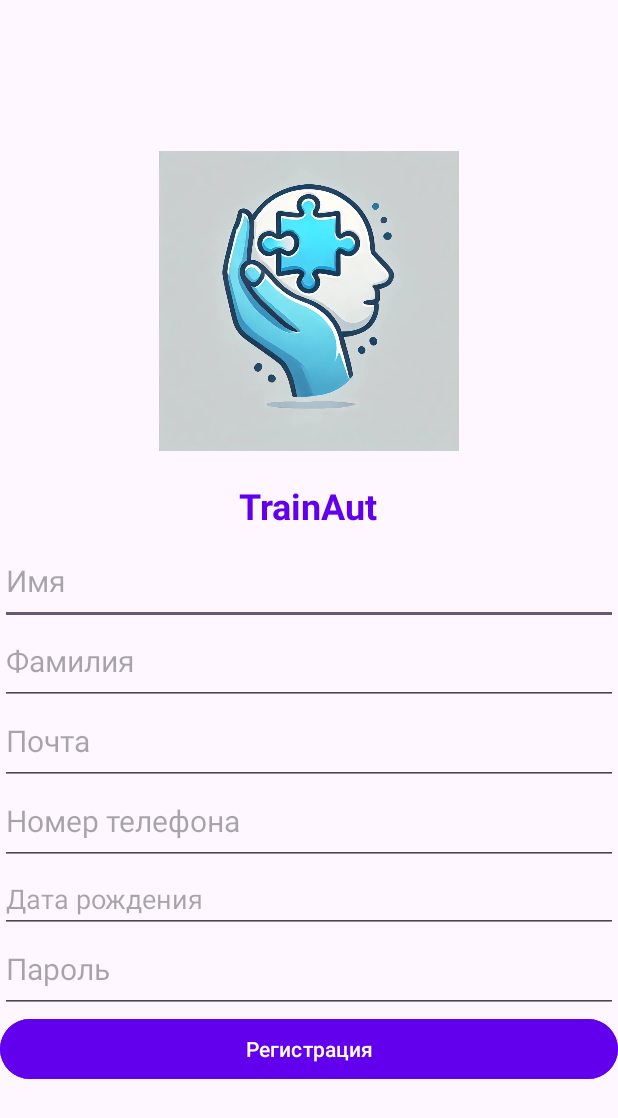
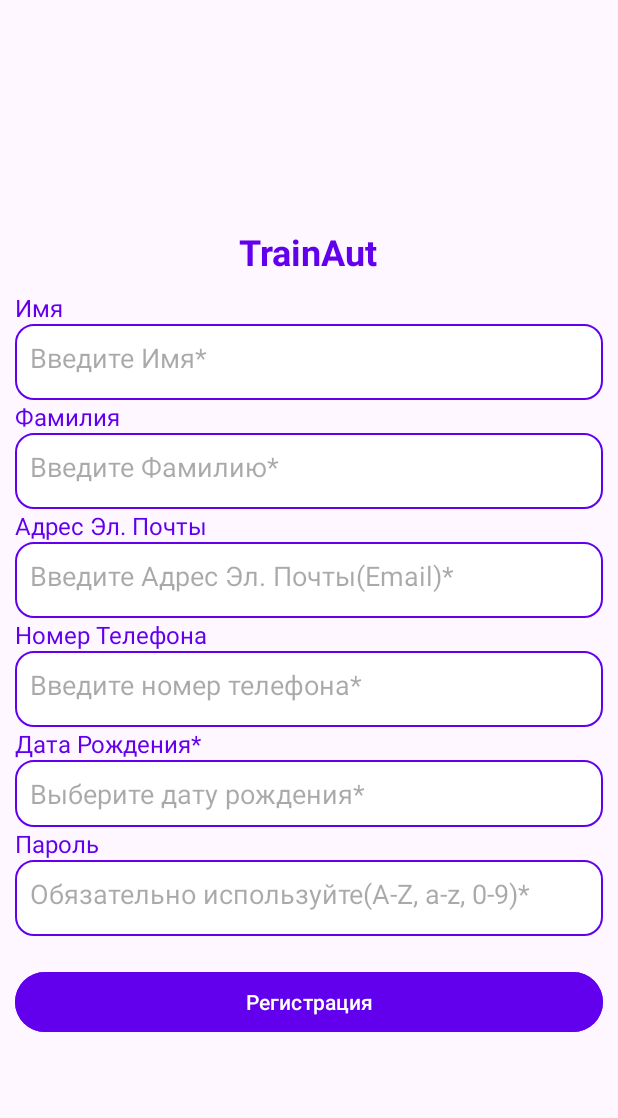
Before and after one commit to DiasGalimzhanov/TrainAut0.1, an Android app: the RegisterActivity screen opened directly, with no data from a screen before it, on a phone screen of 412 x 824 dp. Shown: the top 1118 px of the screen. Run offline under Robolectric (Android 15) with nearby library versions, the phone set to English and light mode, and no system bars; our stand-ins replace Firebase (no records; nobody signed in at launch, a user with empty details on screens opened directly).

Commit message:
update register activity

```diff
--- /dev/null
+++ b/app/src/main/res/drawable/rounded_edittext.xml
@@ -0,0 +1,18 @@
+<?xml version="1.0" encoding="utf-8"?>
+<shape xmlns:android="http://schemas.android.com/apk/res/android"
+    android:shape="rectangle">
+
+    <corners android:radius="12dp" />
+
+    <stroke
+        android:width="1dp"
+        android:color="@color/primary" />
+
+    <solid android:color="@android:color/white" />
+
+    <padding
+        android:left="10dp"
+        android:right="10dp"
+        android:top="10dp"
+        android:bottom="10dp" />
+</shape>
--- a/app/src/main/res/layout/activity_register.xml
+++ b/app/src/main/res/layout/activity_register.xml
@@ -8,15 +8,9 @@
     android:gravity="center"
     android:layout_width="match_parent"
     android:layout_height="match_parent"
+    android:padding="10dp"
     tools:context=".RegisterActivity">
 
-
-    <ImageView
-        android:id="@+id/logoImage"
-        android:layout_width="390dp"
-        android:layout_height="200dp"
-        android:contentDescription="@string/logo_description"
-        android:src="@drawable/logo" />
 
     <TextView
         android:id="@+id/appName"
@@ -30,64 +24,110 @@
         android:textSize="24sp"
         android:textStyle="bold" />
 
+
+    <TextView
+        android:layout_width="match_parent"
+        android:layout_height="wrap_content"
+        android:text="Имя"
+        android:textSize="16sp"
+        android:textColor="@color/primary"/>
+
     <EditText
         android:id="@+id/etFirstName"
         android:layout_width="match_parent"
         android:layout_height="wrap_content"
         android:paddingBottom="16dp"
-        android:textSize="20sp"
-        android:hint="Имя"/>
+        android:background="@drawable/rounded_edittext"
+        android:hint="Введите Имя*"/>
+
+    <TextView
+        android:layout_width="match_parent"
+        android:layout_height="wrap_content"
+        android:text="Фамилия"
+        android:textSize="16sp"
+        android:textColor="@color/primary"/>
 
     <EditText
         android:id="@+id/etLastName"
         android:layout_width="match_parent"
         android:layout_height="wrap_content"
         android:paddingBottom="16dp"
-        android:textSize="20sp"
-        android:hint="Фамилия"/>
+        android:background="@drawable/rounded_edittext"
+        android:hint="Введите Фамилию*"/>
+
+    <TextView
+        android:layout_width="match_parent"
+        android:layout_height="wrap_content"
+        android:text="Адрес Эл. Почты"
+        android:textSize="16sp"
+        android:textColor="@color/primary"/>
 
     <EditText
         android:id="@+id/etEmailReg"
         android:layout_width="match_parent"
         android:layout_height="wrap_content"
         android:paddingBottom="16dp"
-        android:textSize="20sp"
-        android:hint="Почта"/>
+        android:inputType="textEmailAddress"
+        android:background="@drawable/rounded_edittext"
+        android:hint="Введите Адрес Эл. Почты(Email)*"/>
+
+    <TextView
+        android:layout_width="match_parent"
+        android:layout_height="wrap_content"
+        android:text="Номер Телефона"
+        android:textSize="16sp"
+        android:textColor="@color/primary"/>
 
     <EditText
         android:id="@+id/etPhone"
         android:layout_width="match_parent"
         android:layout_height="wrap_content"
-        android:hint="Номер телефона"
+        android:hint="Введите номер телефона*"
         android:inputType="phone"
         android:maxLength="15"
         android:paddingBottom="16dp"
-        android:textSize="20sp"
+        android:background="@drawable/rounded_edittext"
         android:ems="10"
         android:importantForAccessibility="yes"/>
+
+    <TextView
+        android:layout_width="match_parent"
+        android:layout_height="wrap_content"
+        android:text="Дата Рождения*"
+        android:textSize="16sp"
+        android:textColor="@color/primary"/>
 
     <EditText
         android:id="@+id/etBirthDate"
         android:layout_width="match_parent"
         android:layout_height="wrap_content"
-        android:hint="Дата рождения"
+        android:hint="Выберите дату рождения*"
+        android:background="@drawable/rounded_edittext"
         android:focusable="false"
         android:clickable="true"
         android:inputType="date" />
+
+    <TextView
+        android:layout_width="match_parent"
+        android:layout_height="wrap_content"
+        android:text="Пароль"
+        android:textSize="16sp"
+        android:textColor="@color/primary"/>
 
     <EditText
         android:id="@+id/etPasReg"
         android:layout_width="match_parent"
         android:layout_height="wrap_content"
         android:paddingBottom="16dp"
-        android:textSize="20sp"
-        android:hint="Пароль"/>
+        android:background="@drawable/rounded_edittext"
+        android:hint="Обязательно используйте(A-Z, a-z, 0-9)*"/>
 
     <Button
         android:id="@+id/btnRegisterReg"
         android:layout_width="match_parent"
         android:layout_height="wrap_content"
         android:backgroundTint="@color/primary"
+        android:layout_marginTop="20dp"
         android:textColor="@color/white"
         android:text="Регистрация"/>
 
```
